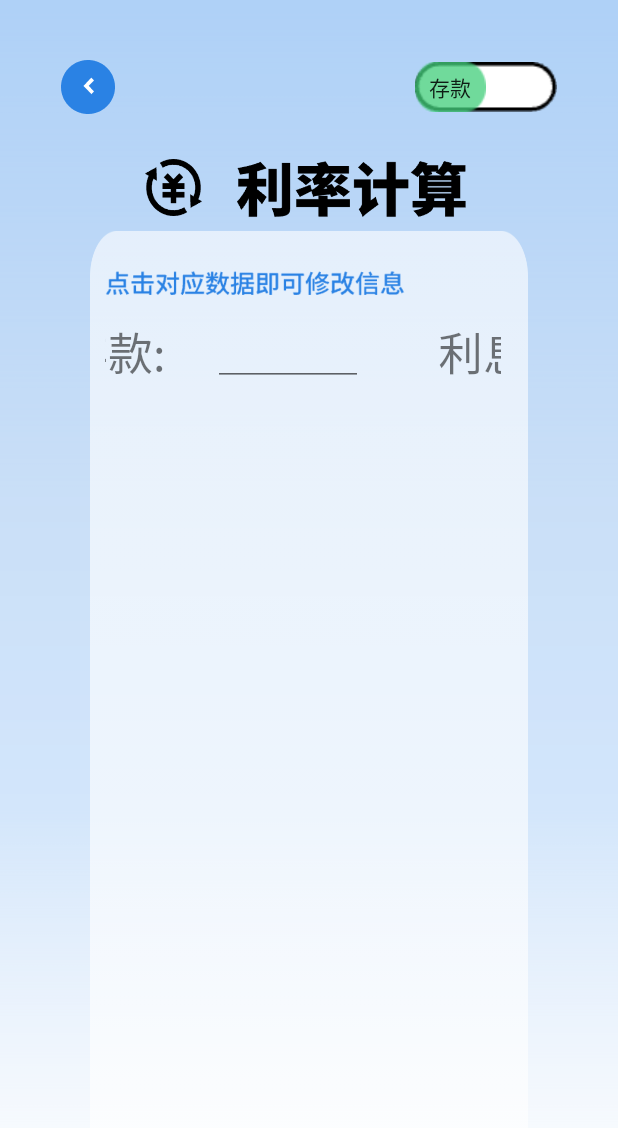
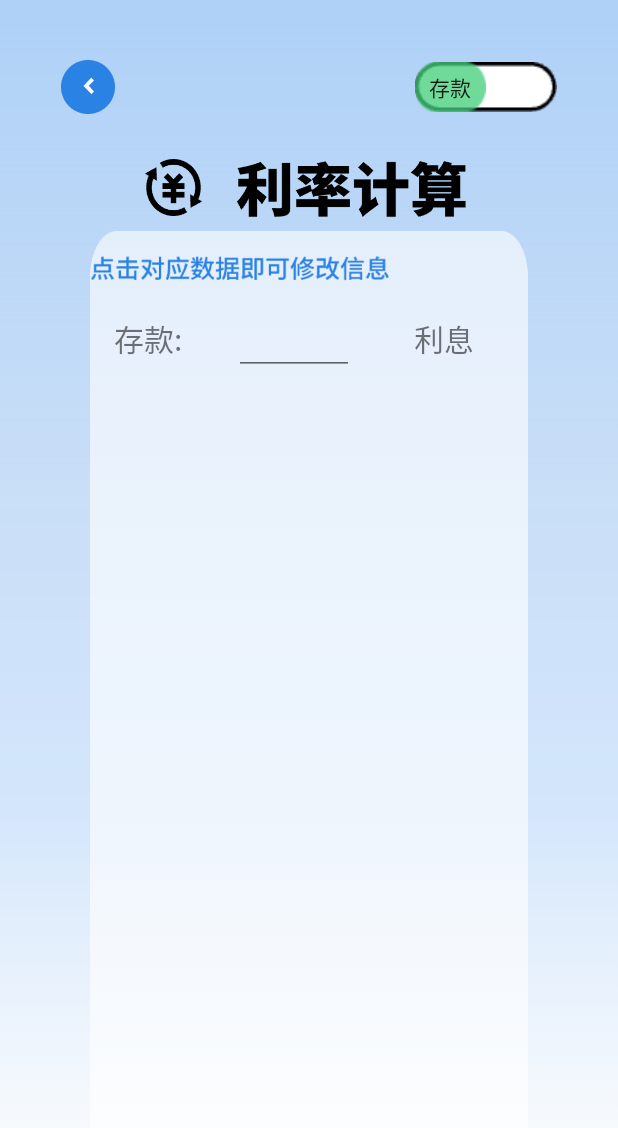
Before and after one commit to cjwhaogaoleng/FastCode, an Android app: the screen it shows after launch (InterestCalculationActivity), after a tap on an icon or button, on a phone screen of 412 x 824 dp. Shown: the top 1128 px of the screen. Run offline under Robolectric (Android 15) with nearby library versions, the phone set to English and light mode, and no system bars; our stand-ins replace data binding.

Commit message:
second commit

```diff
--- a/app/src/main/AndroidManifest.xml
+++ b/app/src/main/AndroidManifest.xml
@@ -40,11 +40,8 @@
         <activity
             android:name=".module.preLogin.login.LoginActivity"
             android:exported="true" >
+        </activity>
 
-        </activity>
-        <activity
-            android:name=".MainActivity"
-            android:exported="true" />
     </application>
 
 </manifest>
--- a/app/src/main/java/com/example/fastcode/VolleyCallback.kt
+++ b/app/src/main/java/com/example/fastcode/VolleyCallback.kt
@@ -2,4 +2,7 @@ package com.example.fastcode
 
 interface VolleyCallback {
     fun onSuccess(result: String?)
+    fun onSuccess(result: List<String>)
+
+
 }
--- a/app/src/main/java/com/example/fastcode/bean/History.kt
+++ b/app/src/main/java/com/example/fastcode/bean/History.kt
@@ -1,4 +1,6 @@
 package com.example.fastcode.bean
+
+import androidx.databinding.DataBindingUtil
 
 class History (val history: String){
 
--- a/app/src/main/java/com/example/fastcode/bean/HistoryBean.kt
+++ b/app/src/main/java/com/example/fastcode/bean/HistoryBean.kt
@@ -4,7 +4,7 @@ import com.example.fastcode.module.postLogin.home.history.HistoryActivity
 
 class HistoryBean {
     val message: String = ""
-    val data: String = ""
+    val result : String = ""
     var status: Int = 0
 
 }
--- a/app/src/main/java/com/example/fastcode/module/postLogin/home/advancedCalculater/ACViewModel.kt
+++ b/app/src/main/java/com/example/fastcode/module/postLogin/home/advancedCalculater/ACViewModel.kt
@@ -8,7 +8,7 @@ import androidx.lifecycle.ViewModel
 class ACViewModel : ViewModel() {
     @SuppressLint("StaticFieldLeak")
     val act = AdvancedCalculatorActivity()
-    var input: MutableLiveData<String> = MutableLiveData()
+    var input: MutableLiveData<String> = MutableLiveData("")
     var output = MutableLiveData<String>()
 
 }
--- a/app/src/main/java/com/example/fastcode/module/postLogin/home/advancedCalculater/AdvancedCalculatorActivity.kt
+++ b/app/src/main/java/com/example/fastcode/module/postLogin/home/advancedCalculater/AdvancedCalculatorActivity.kt
@@ -62,7 +62,6 @@ class AdvancedCalculatorActivity : AppCompatActivity() {
 
     private val TAG = "KeyboardFragment"
 
-        @RequiresApi(Build.VERSION_CODES.P)
         fun click(view: View) {
             toast(this,"dian")
 
@@ -97,6 +96,10 @@ class AdvancedCalculatorActivity : AppCompatActivity() {
                         getResult(deg, object : VolleyCallback {
                             override fun onSuccess(result: String?) {
                                 viewModel.input.postValue(result)
+                            }
+
+                            override fun onSuccess(result: List<String>) {
+                                TODO("Not yet implemented")
                             }
                         })
                         calculateFlag = true
--- a/app/src/main/java/com/example/fastcode/module/preLogin/login/LoginActivity.kt
+++ b/app/src/main/java/com/example/fastcode/module/preLogin/login/LoginActivity.kt
@@ -61,6 +61,10 @@ class LoginActivity : AppCompatActivity() {
 //                            toast(this@LoginActivity, "用户名或者密码错误")
                     }
 
+                    override fun onSuccess(result: List<String>) {
+                        TODO("Not yet implemented")
+                    }
+
                 })
             }
             binding.goToRegister.id -> {
--- a/app/src/main/res/layout/fragment_loan.xml
+++ b/app/src/main/res/layout/fragment_loan.xml
@@ -4,7 +4,6 @@
     android:layout_width="match_parent"
     android:layout_height="match_parent"
     android:orientation="vertical"
-    android:padding="10dp"
     tools:context=".module.postLogin.home.interestCalculation.LoanFragment"
 
     >
@@ -22,23 +21,24 @@
         >
 
         <TextView
-            android:layout_width="70dp"
+            android:layout_width="60dp"
             android:layout_height="wrap_content"
             android:text="存款:"
-            android:textSize="30dp"/>
+            android:textSize="20dp"/>
 
         <EditText
-            android:layout_width="100dp"
+            android:layout_width="80dp"
             android:layout_height="wrap_content"
-            android:layout_marginLeft="30dp"
+            android:layout_marginLeft="20dp"
+            android:textSize="20dp"
             />
 
         <TextView
-            android:layout_width="70dp"
+            android:layout_width="60dp"
             android:layout_height="wrap_content"
             android:text="利息"
-            android:layout_marginLeft="50dp"
-            android:textSize="30dp"
+            android:layout_marginLeft="40dp"
+            android:textSize="20dp"
             />
 
 
```
Also changed, not shown: app/src/main/java/com/example/fastcode/adapter/MyListViewAdapter.kt (added, +34 -0 lines), app/src/main/java/com/example/fastcode/module/postLogin/home/history/HistoryActivity.kt (+49 -11 lines), app/src/main/java/com/example/fastcode/module/preLogin/register/RegisterActivity.kt (+13 -4 lines), app/src/main/res/layout/activity_history.xml (+10 -5 lines), app/src/main/res/layout/fragment_deposit.xml (+44 -6 lines), app/src/main/res/layout/recycle_view_history_item.xml (+5 -2 lines).
